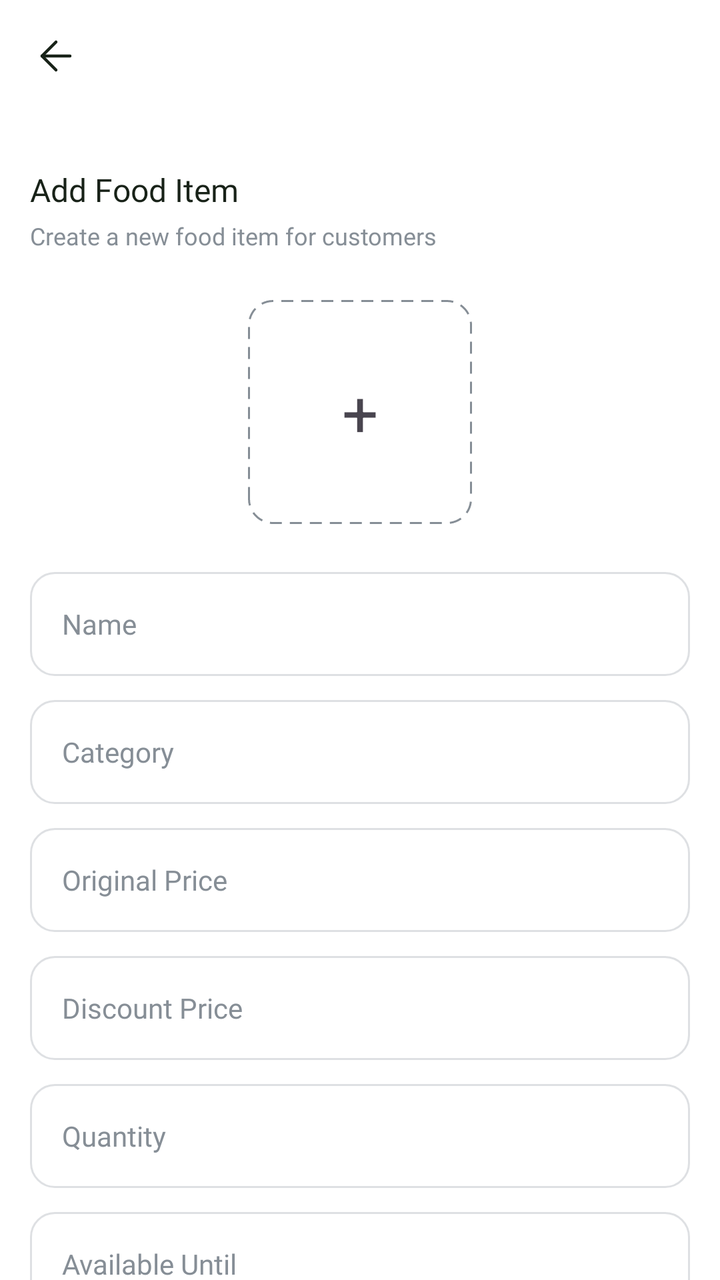
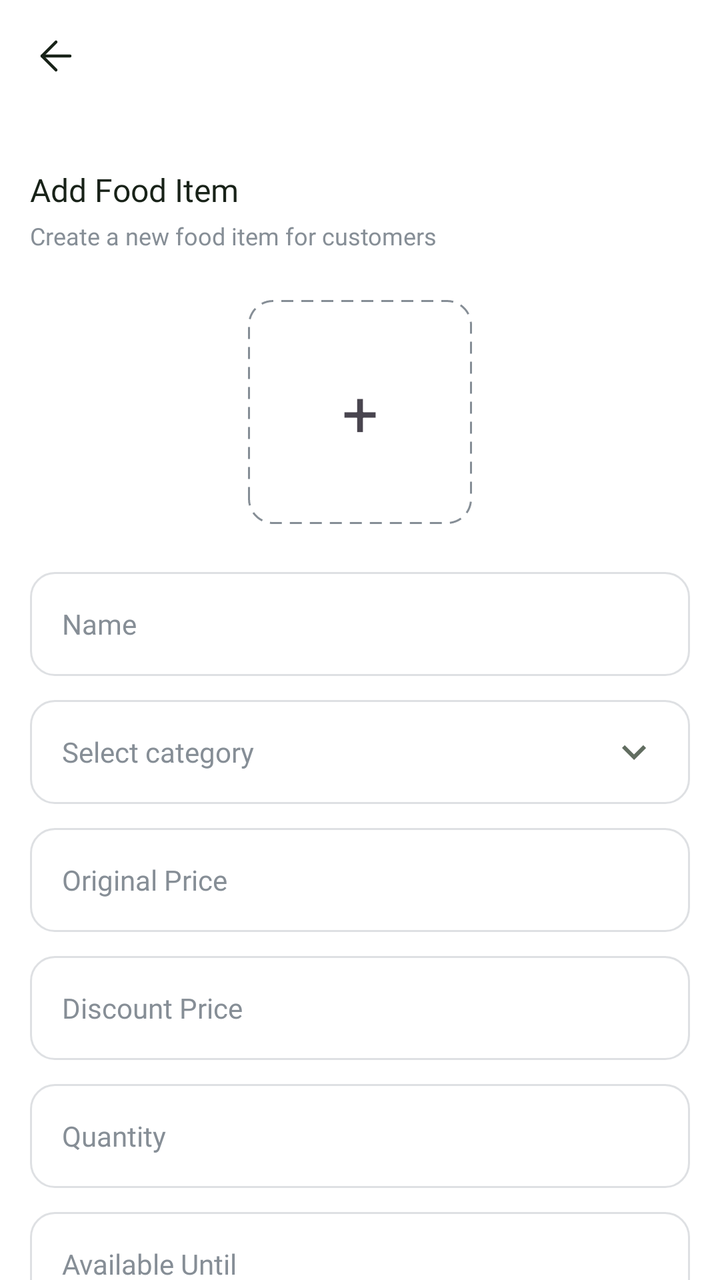

Screens rendered from an Android XML layout before and after an edit, with the pre-edit source and the edit as a unified diff.
<!-- AndroidManifest.xml: application theme Theme.FoodWastageReductionApp -->
<!-- res/layout/activity_add_food_item.xml -->
<?xml version="1.0" encoding="utf-8"?>
<androidx.constraintlayout.widget.ConstraintLayout
    xmlns:android="http://schemas.android.com/apk/res/android"
    xmlns:app="http://schemas.android.com/apk/res-auto"

    android:id="@+id/main"
    android:layout_width="match_parent"
    android:layout_height="match_parent"
    android:background="@color/background_white">

    <include
        android:id="@+id/header"
        layout="@layout/component_header"
        android:layout_width="0dp"
        android:layout_height="56dp"
        app:layout_constraintTop_toTopOf="parent"
        app:layout_constraintStart_toStartOf="parent"
        app:layout_constraintEnd_toEndOf="parent"/>

    <androidx.core.widget.NestedScrollView
        android:id="@+id/scrollContent"
        android:layout_width="0dp"
        android:layout_height="0dp"
        android:fillViewport="true"
        app:layout_constraintTop_toBottomOf="@id/header"
        app:layout_constraintBottom_toBottomOf="parent"
        app:layout_constraintStart_toStartOf="parent"
        app:layout_constraintEnd_toEndOf="parent">

        <LinearLayout
            android:layout_width="match_parent"
            android:layout_height="wrap_content"
            android:orientation="vertical"
            android:paddingStart="@dimen/screen_padding"
            android:paddingEnd="@dimen/screen_padding"
            android:paddingTop="28dp"
            android:paddingBottom="120dp">

            

            <TextView
                android:id="@+id/txtFoodInformationTitle"
                style="@style/Text.HeadlineSm"
                android:layout_width="wrap_content"
                android:layout_height="wrap_content"
                android:text="@string/txtAddFoodItemTitle"/>

            <TextView
                style="@style/Text.BodyXs"
                android:layout_width="wrap_content"
                android:layout_height="wrap_content"
                android:layout_marginTop="@dimen/space_xs"
                android:text="@string/txtAddFoodCaption" />

            

            <FrameLayout
                android:id="@+id/layoutFoodImage"
                android:layout_width="112dp"
                android:layout_height="112dp"
                android:layout_gravity="center_horizontal"
                android:layout_marginTop="@dimen/space_xl"
                android:background="@drawable/bg_image_upload">

                <com.google.android.material.imageview.ShapeableImageView
                    android:id="@+id/imgFood"
                    android:layout_width="match_parent"
                    android:layout_height="match_parent"
                    android:scaleType="centerCrop"
                    app:shapeAppearanceOverlay="@style/ShapeAppearance.Rounded12"/>

                <TextView
                    android:id="@+id/txtAddImage"
                    android:layout_width="wrap_content"
                    android:layout_height="wrap_content"
                    android:layout_gravity="center"
                    android:text="+"
                    android:textSize="32sp"/>
            </FrameLayout>

            

            <EditText
                android:id="@+id/etFoodName"
                style="@style/Input.Default"
                android:layout_width="match_parent"
                android:layout_marginTop="@dimen/space_xl"
                android:hint="@string/hintFoodName"/>

            

            <EditText
                android:id="@+id/etCategory"
                style="@style/Input.Default"
                android:layout_width="match_parent"
                android:layout_marginTop="@dimen/space_md"
                android:hint="@string/hintFoodCategory"/>

            

            <EditText
                android:id="@+id/etOriginalPrice"
                style="@style/Input.Default"
                android:layout_width="match_parent"
                android:layout_marginTop="@dimen/space_md"
                android:hint="@string/hintOriginalPrice"
                android:inputType="numberDecimal"/>

            

            <EditText
                android:id="@+id/etDiscountPrice"
                style="@style/Input.Default"
                android:layout_width="match_parent"
                android:layout_marginTop="@dimen/space_md"
                android:hint="@string/hintDiscountPrice"
                android:inputType="numberDecimal"/>

            

            <EditText
                android:id="@+id/etQuantity"
                style="@style/Input.Default"
                android:layout_width="match_parent"
                android:layout_marginTop="@dimen/space_md"
                android:hint="@string/hintFoodQuantity"
                android:inputType="number"/>

            

            <EditText
                android:id="@+id/etAvailableUntil"
                style="@style/Input.Default"
                android:layout_width="match_parent"
                android:layout_marginTop="@dimen/space_md"
                android:hint="@string/hintFoodAvailableUntil"
                android:focusable="false"
                android:focusableInTouchMode="false"
                android:clickable="true"
                android:cursorVisible="false" />

            

            <EditText
                android:id="@+id/etDescription"
                android:layout_width="match_parent"
                android:layout_height="120dp"
                android:layout_marginTop="@dimen/space_md"
                android:background="@drawable/bg_text_input"
                android:gravity="top|start"
                android:hint="@string/hintFoodDescription"
                android:inputType="textMultiLine"
                android:padding="@dimen/space_lg"/>

            

            <Button
                android:id="@+id/btnSaveFood"
                style="@style/Button.Primary"
                android:layout_width="match_parent"
                android:layout_marginTop="@dimen/space_xl"
                android:text="@string/btnAddFoodItem"
                app:backgroundTint="@null"/>

        </LinearLayout>

    </androidx.core.widget.NestedScrollView>

</androidx.constraintlayout.widget.ConstraintLayout>
<!-- res/layout/component_header.xml (included above) -->
<?xml version="1.0" encoding="utf-8"?>
<androidx.constraintlayout.widget.ConstraintLayout
    xmlns:android="http://schemas.android.com/apk/res/android"
    xmlns:app="http://schemas.android.com/apk/res-auto"
    android:layout_width="match_parent"
    android:layout_height="56dp">

    <ImageView
        android:id="@+id/btnBack"
        android:layout_width="48dp"
        android:layout_height="48dp"
        android:layout_marginStart="4dp"
        android:padding="12dp"
        android:src="@drawable/icon_back"
        android:contentDescription="@string/contentDescBack"
        android:clickable="true"
        android:focusable="true"
        android:background="?attr/selectableItemBackgroundBorderless"
        app:tint="@color/text_primary"
        app:layout_constraintStart_toStartOf="parent"
        app:layout_constraintTop_toTopOf="parent"
        app:layout_constraintBottom_toBottomOf="parent" />

    <TextView
        android:id="@+id/txtHeaderTitle"
        style="@style/Text.HeadlineSm"
        android:layout_width="wrap_content"
        android:layout_height="wrap_content"
        android:text=""
        app:layout_constraintStart_toStartOf="parent"
        app:layout_constraintEnd_toEndOf="parent"
        app:layout_constraintTop_toTopOf="parent"
        app:layout_constraintBottom_toBottomOf="parent" />

</androidx.constraintlayout.widget.ConstraintLayout>
<!-- resources referenced by this layout -->
<resources>
  <color name="background_white">#FFFFFF</color>
  <color name="text_primary">#182218</color>
  <dimen name="screen_padding">15dp</dimen>
  <dimen name="space_lg">16dp</dimen>
  <dimen name="space_md">12dp</dimen>
  <dimen name="space_xl">24dp</dimen>
  <dimen name="space_xs">4dp</dimen>
  <!-- drawable bg_text_input (drawable) -->
  <?xml version="1.0" encoding="utf-8"?>
  <shape xmlns:android="http://schemas.android.com/apk/res/android"
      android:shape="rectangle">
  
      <solid android:color="@color/background_white" />
  
      <stroke
          android:width="1dp"
          android:color="@color/background_secondary" />
  
      <corners android:radius="@dimen/radius_md" />
  
  </shape>
  <string name="btnAddFoodItem">+ Add food item</string>
  <string name="contentDescBack">Back</string>
  <string name="hintDiscountPrice">Discount Price</string>
  <string name="hintFoodAvailableUntil">Available Until</string>
  <string name="hintFoodCategory">Category</string>
  <string name="hintFoodDescription">Description</string>
  <string name="hintFoodName">Name</string>
  <string name="hintFoodQuantity">Quantity</string>
  <string name="hintOriginalPrice">Original Price</string>
  <string name="txtAddFoodCaption">Create a new food item for customers</string>
  <string name="txtAddFoodItemTitle">Add Food Item</string>
  <style name="ShapeAppearance.Rounded12" parent="">
          <item name="cornerFamily">rounded</item>
          <item name="cornerSize">12dp</item>
      </style>
  <style name="Text.BodyXs">
          <item name="android:fontFamily">@font/pretendard_regular</item>
          <item name="android:textSize">@dimen/text_body_xs</item>
          <item name="android:textColor">@color/text_tertiary</item>
      </style>
  <style name="Text.HeadlineSm">
          <item name="android:fontFamily">@font/pretendard_bold</item>
          <item name="android:textSize">@dimen/text_headline_sm</item>
          <item name="android:textColor">@color/text_primary</item>
      </style>
  <style name="Theme.FoodWastageReductionApp" parent="Base.Theme.FoodWastageReductionApp" />
  <color name="text_tertiary">#868E96</color>
  <dimen name="radius_md">12dp</dimen>
  <color name="background_secondary">#DEE0E3</color>
  <dimen name="button_height">52dp</dimen>
  <!-- drawable bg_primary_button (drawable) -->
  <?xml version="1.0" encoding="utf-8"?>
  <shape xmlns:android="http://schemas.android.com/apk/res/android"
      android:shape="rectangle">
  
      <solid android:color="@color/background_accent1" />
  
      <corners android:radius="@dimen/radius_md" />
  
  </shape>
  <color name="text_inverse">#FFFFFF</color>
  <dimen name="text_body_md">16sp</dimen>
  <dimen name="input_height">52dp</dimen>
  <dimen name="text_body_sm">14sp</dimen>
  <dimen name="text_body_xs">12sp</dimen>
  <dimen name="text_headline_sm">16sp</dimen>
  <style name="Base.Theme.FoodWastageReductionApp" parent="Theme.Material3.DayNight.NoActionBar">
  
          <item name="colorPrimary">@color/background_accent1</item>
          <item name="colorSecondaryContainer">@color/background_white</item>
  
      </style>
  <color name="background_accent1">#368845</color>
  <!-- unchanged entries left out for length: 4 -->
</resources>

<!-- the commit's change to res/layout/activity_add_food_item.xml (unified diff, before → after) -->
@@ -94,7 +94,9 @@
                 style="@style/Input.Default"
                 android:layout_width="match_parent"
                 android:layout_marginTop="@dimen/space_md"
-                android:hint="@string/hintFoodCategory"/>
+                android:hint="@string/hintFoodCategory"
+                android:drawableEnd="@drawable/icon_dropdown"
+                android:drawableTint="@color/text_secondary"/>
 
             
 
<!-- resource entries referenced after the edit -->
@@ -2,6 +2,7 @@
 <resources>
   <color name="background_white">#FFFFFF</color>
   <color name="text_primary">#182218</color>
+  <color name="text_secondary">#616D60</color>
   <dimen name="screen_padding">15dp</dimen>
   <dimen name="space_lg">16dp</dimen>
   <dimen name="space_md">12dp</dimen>
@@ -21,11 +22,22 @@
       <corners android:radius="@dimen/radius_md" />
   
   </shape>
+  <!-- drawable icon_dropdown (drawable) -->
+  <?xml version="1.0" encoding="utf-8"?>
+  <vector xmlns:android="http://schemas.android.com/apk/res/android"
+      android:width="24dp"
+      android:height="24dp"
+      android:viewportWidth="24"
+      android:viewportHeight="24">
+      <path
+          android:fillColor="#FF000000"
+          android:pathData="M7.41,8.59L12,13.17l4.59,-4.58L18,10l-6,6 -6,-6 1.41,-1.41z" />
+  </vector>
   <string name="btnAddFoodItem">+ Add food item</string>
   <string name="contentDescBack">Back</string>
   <string name="hintDiscountPrice">Discount Price</string>
   <string name="hintFoodAvailableUntil">Available Until</string>
-  <string name="hintFoodCategory">Category</string>
+  <string name="hintFoodCategory">Select category</string>
   <string name="hintFoodDescription">Description</string>
   <string name="hintFoodName">Name</string>
   <string name="hintFoodQuantity">Quantity</string>
